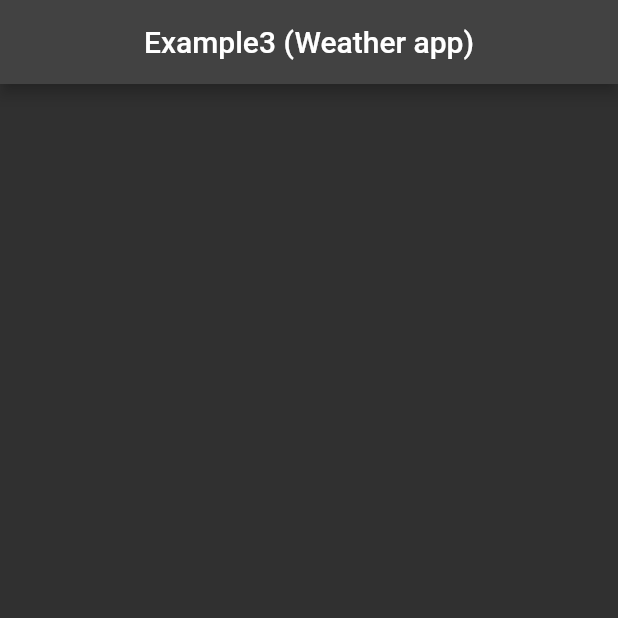
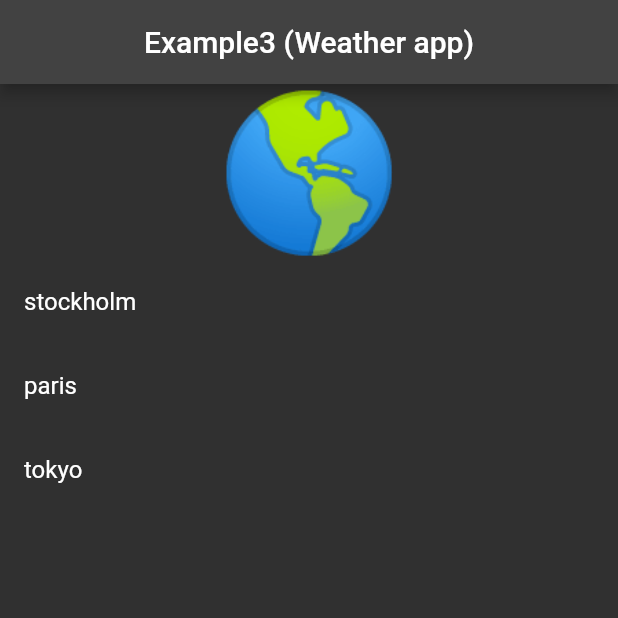
Before and after one commit to Sammyowei/learning-riverpod-from-zero-to-hero, a Flutter app: the screen it shows after launch, on a phone screen of 412 x 824 dp, the top half of it. Run offline on Flutter 3.47's test engine with Material 2 defaults, Android fonts, the phone set to English and light mode, and no system bars; our stand-ins replace hooks_riverpod.

```diff
--- a/example3/lib/pages/home_page.dart
+++ b/example3/lib/pages/home_page.dart
@@ -1,3 +1,6 @@
+import 'package:example3/models/city_model.dart';
+import 'package:example3/providers/city_provider.dart';
+import 'package:example3/providers/weather_provider.dart';
 import 'package:flutter/material.dart';
 import 'package:hooks_riverpod/hooks_riverpod.dart';
 
@@ -11,11 +14,40 @@ class HomePage extends ConsumerStatefulWidget {
 class _HomePageState extends ConsumerState<HomePage> {
   @override
   Widget build(BuildContext context) {
+    final currentWeather = ref.watch(weatherProvider);
     return Scaffold(
       appBar: AppBar(
         centerTitle: true,
         title: const Text('Example3 (Weather app)'),
       ),
+      body: Column(
+        children: [
+          currentWeather.when(
+            data: (weather) => Text(
+              weather,
+              style: const TextStyle(fontSize: 100),
+            ),
+            loading: () => const CircularProgressIndicator(),
+            error: (error, stack) => Text(error.toString()),
+          ),
+          Expanded(
+            child: ListView.builder(
+              itemCount: City.values.length,
+              itemBuilder: (context, index) {
+                final city = City.values[index];
+                final isSelected = city == ref.watch(currentCityProvider);
+                return ListTile(
+                  title: Text(city.toString().split('.').last),
+                  trailing: isSelected ? const Icon(Icons.check) : null,
+                  onTap: () {
+                    ref.read(currentCityProvider.notifier).state = city;
+                  },
+                );
+              },
+            ),
+          ),
+        ],
+      ),
     );
   }
 }
```
